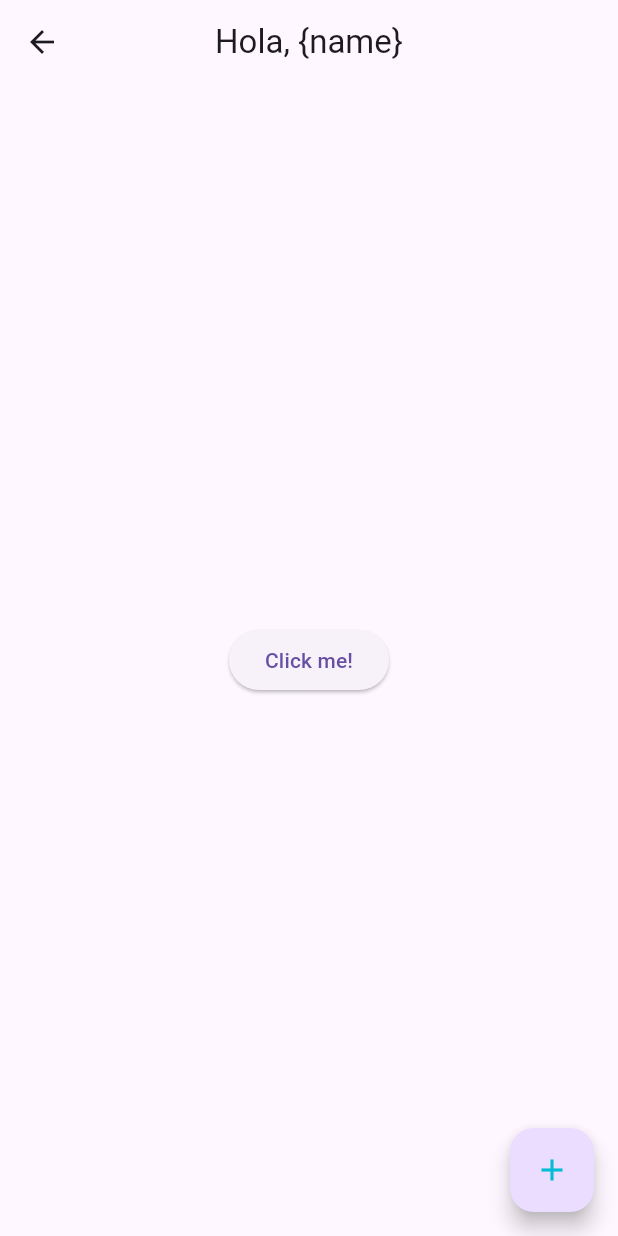
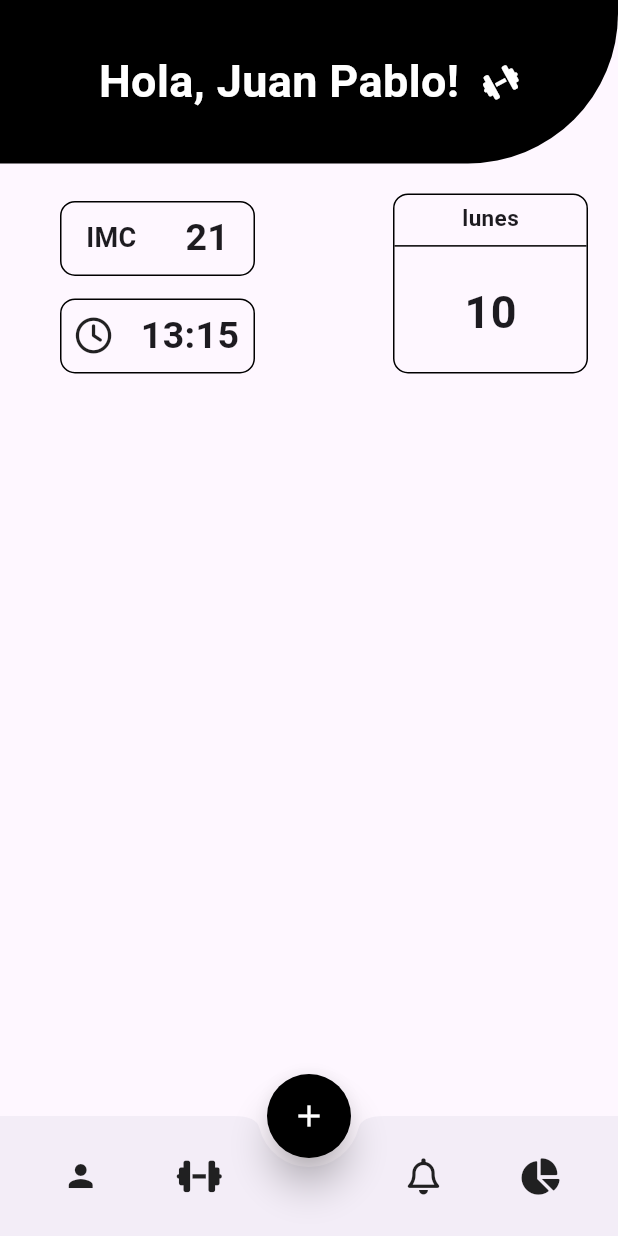
Before and after one commit to JuanPCFdev/GymApp, a Flutter app: the screen it shows after launch, scrolled down 100 dp, after a tap on "Registrate", on a phone screen of 412 x 824 dp. Run offline on Flutter 3.47's test engine with Material 3 defaults, Android fonts, the phone set to English and light mode, and no system bars; our stand-ins replace font_awesome_flutter.

Commit message:
adding home screen and day of the week, notification and imc widget's. Also adding navigationBottom bar and floating action button

```diff
--- a/gym_app/lib/main.dart
+++ b/gym_app/lib/main.dart
@@ -1,5 +1,5 @@
 import 'package:flutter/material.dart';
-import 'package:gym_app/ui/screens/intro.dart';
+import 'package:gym_app/ui/screens/home_screens/home_screen.dart';
 import 'package:gym_app/ui/screens/user_screens/form_user_screen.dart';
 import 'package:gym_app/ui/screens/user_screens/register_user_screen.dart';
 import 'package:gym_app/ui/widgets/buttons/custom_buttons.dart';
@@ -10,11 +10,13 @@ import 'package:gym_app/ui/widgets/texts/custom_text_link.dart';
 import 'package:gym_app/ui/widgets/texts/custom_title.dart';
 
 void main() {
-  runApp(const MaterialApp(
-    title: 'Gym App',
-    debugShowCheckedModeBanner: false,
-    home: MainApp(),
-  ));
+  runApp(
+    const MaterialApp(
+      title: 'Gym App',
+      debugShowCheckedModeBanner: false,
+      home: MainApp(),
+    ),
+  );
 }
 
 class MainApp extends StatelessWidget {
@@ -58,7 +60,7 @@ class MainApp extends StatelessWidget {
               onTap: () {
                 Navigator.push(
                   context,
-                  MaterialPageRoute(builder: (context) => Intro()),
+                  MaterialPageRoute(builder: (context) => HomeScreen()),
                 );
               },
             ),
--- /dev/null
+++ b/gym_app/lib/ui/screens/home_screens/home_screen.dart
@@ -0,0 +1,71 @@
+import 'package:flutter/material.dart';
+import 'package:font_awesome_flutter/font_awesome_flutter.dart';
+import 'package:gym_app/ui/widgets/calendars/custom_calendar.dart';
+import 'package:gym_app/ui/widgets/headers/home_screen_header.dart';
+import 'package:gym_app/ui/widgets/imc/custom_imc_card.dart';
+import 'package:gym_app/ui/widgets/notification_workout/custom_notification_card.dart';
+
+class HomeScreen extends StatefulWidget {
+  const HomeScreen({super.key});
+
+  @override
+  State<HomeScreen> createState() => _HomeScreenState();
+}
+
+class _HomeScreenState extends State<HomeScreen> {
+  @override
+  Widget build(BuildContext context) {
+    return SafeArea(
+      child: Scaffold(
+        body: Column(
+          children: [
+            HomeScreenHeader(title: "Juan Pablo"),
+            Row(
+              mainAxisAlignment: MainAxisAlignment.spaceBetween,
+              children: [
+                Column(
+                  children: [
+                    CustomImcCard(imcText: "21"),
+                    CustomNotificationCard(
+                      hour: "13:15",
+                      activeNotifications: true,
+                      nearWorkoutTime: true,
+                    )
+                  ],
+                ),
+                CustomCalendar(),
+              ],
+            ),
+          ],
+        ),
+        floatingActionButton: FloatingActionButton(
+          onPressed: () {},
+          backgroundColor: Colors.black,
+          foregroundColor: Colors.white,
+          shape: RoundedRectangleBorder(
+            borderRadius: BorderRadius.circular(30),
+          ),
+          elevation: 10,
+          child: Icon(Icons.add),
+        ),
+        floatingActionButtonLocation: FloatingActionButtonLocation.centerDocked,
+        bottomNavigationBar: BottomAppBar(
+          shape: CircularNotchedRectangle(),
+          notchMargin: 6.0,
+          child: Row(
+            mainAxisAlignment: MainAxisAlignment.spaceAround,
+            children: [
+              Icon(Icons.person),
+              Icon(FontAwesomeIcons.dumbbell),
+              SizedBox(
+                width: 25,
+              ),
+              Icon(FontAwesomeIcons.bell),
+              Icon(FontAwesomeIcons.chartPie)
+            ],
+          ),
+        ),
+      ),
+    );
+  }
+}
--- a/gym_app/lib/ui/screens/intro.dart
+++ /dev/null
@@ -1,30 +0,0 @@
-import 'package:flutter/material.dart';
-
-class Intro extends StatelessWidget {
-  const Intro({super.key});
-
-  @override
-  Widget build(BuildContext context) {
-    return Scaffold(
-      appBar: AppBar(
-        title: const Text('Hola, {name}'),
-        centerTitle: true,
-      ),
-      body: Center(
-          child: ElevatedButton(
-              onPressed: () {
-                Navigator.pop(
-                  context,
-                );
-              },
-              child: Text('Click me!'))),
-      floatingActionButton: FloatingActionButton(
-        onPressed: () {},
-        child: Icon(
-          Icons.add,
-          color: Colors.cyan,
-        ),
-      ),
-    );
-  }
-}
--- /dev/null
+++ b/gym_app/lib/ui/widgets/calendars/custom_calendar.dart
@@ -0,0 +1,64 @@
+import 'package:flutter/material.dart';
+
+class CustomCalendar extends StatelessWidget {
+  const CustomCalendar({super.key});
+
+  @override
+  Widget build(BuildContext context) {
+    String dayOfWeek = getCurrentDay();
+
+    return Padding(
+      padding: EdgeInsets.all(20),
+      child: Container(
+        width: 130,
+        height: 120,
+        decoration: BoxDecoration(
+          border: Border.all(color: Colors.black),
+          borderRadius: BorderRadius.circular(10),
+        ),
+        child: Column(
+          mainAxisAlignment: MainAxisAlignment.center,
+          children: [
+            Padding(
+              padding: EdgeInsets.only(top: 2),
+              child: Text(
+                dayOfWeek,
+                style: TextStyle(
+                  fontSize: 15,
+                  fontWeight: FontWeight.bold,
+                ),
+              ),
+            ),
+            Divider(
+              color: Colors.black,
+            ),
+            Padding(
+              padding: EdgeInsets.only(bottom: 15, top: 15),
+              child: Text(
+                "10",
+                style: TextStyle(
+                  fontSize: 30,
+                  fontWeight: FontWeight.bold,
+                ),
+              ),
+            )
+          ],
+        ),
+      ),
+    );
+  }
+}
+
+String getCurrentDay() {
+  DateTime now = DateTime.now();
+  List<String> diasSemana = [
+    "lunes",
+    "Martes",
+    "Miércoles",
+    "Jueves",
+    "Viernes",
+    "Sábado",
+    "Domingo"
+  ];
+  return diasSemana[now.weekday - 1]; // `weekday` empieza en 1 (lunes)
+}
--- /dev/null
+++ b/gym_app/lib/ui/widgets/imc/custom_imc_card.dart
@@ -0,0 +1,43 @@
+import 'package:flutter/material.dart';
+
+class CustomImcCard extends StatelessWidget {
+  final String imcText;
+  const CustomImcCard({
+    super.key,
+    required this.imcText,
+  });
+
+  @override
+  Widget build(BuildContext context) {
+    return Padding(
+      padding: EdgeInsets.only(top: 10, left: 40, right: 20, bottom: 5),
+      child: Container(
+        width: 130,
+        height: 50,
+        decoration: BoxDecoration(
+          border: Border.all(color: Colors.black),
+          borderRadius: BorderRadius.circular(10),
+        ),
+        child: Row(
+          mainAxisAlignment: MainAxisAlignment.spaceAround,
+          children: [
+            Text(
+              "IMC",
+              style: TextStyle(
+                fontWeight: FontWeight.bold,
+                fontSize: 18,
+              ),
+            ),
+            Text(
+              imcText,
+              style: TextStyle(
+                fontWeight: FontWeight.bold,
+                fontSize: 25,
+              ),
+            ),
+          ],
+        ),
+      ),
+    );
+  }
+}
--- /dev/null
+++ b/gym_app/lib/ui/widgets/notification_workout/custom_notification_card.dart
@@ -0,0 +1,48 @@
+import 'package:flutter/material.dart';
+import 'package:font_awesome_flutter/font_awesome_flutter.dart';
+
+class CustomNotificationCard extends StatefulWidget {
+  final String hour;
+  final bool activeNotifications;
+  final bool nearWorkoutTime;
+
+  const CustomNotificationCard({
+    super.key,
+    required this.hour,
+    required this.activeNotifications,
+    required this.nearWorkoutTime,
+  });
+
+  @override
+  State<CustomNotificationCard> createState() => _CustomNotificationCardState();
+}
+
+class _CustomNotificationCardState extends State<CustomNotificationCard> {
+  @override
+  Widget build(BuildContext context) {
+    return Padding(
+      padding: EdgeInsets.only(top: 10, left: 40, right: 20, bottom: 5),
+      child: Container(
+        width: 130,
+        height: 50,
+        decoration: BoxDecoration(
+          border: Border.all(color: Colors.black),
+          borderRadius: BorderRadius.circular(10),
+        ),
+        child: Row(
+          mainAxisAlignment: MainAxisAlignment.spaceAround,
+          children: [
+            Icon(FontAwesomeIcons.clock),
+            Text(
+              widget.hour,
+              style: TextStyle(
+                fontWeight: FontWeight.bold,
+                fontSize: 25,
+              ),
+            ),
+          ],
+        ),
+      ),
+    );
+  }
+}
--- a/gym_app/pubspec.yaml
+++ b/gym_app/pubspec.yaml
@@ -12,6 +12,7 @@ dependencies:
   intl: ^0.18.1
   font_awesome_flutter: ^10.7.0
 
+
 dev_dependencies:
   flutter_test:
     sdk: flutter
```
